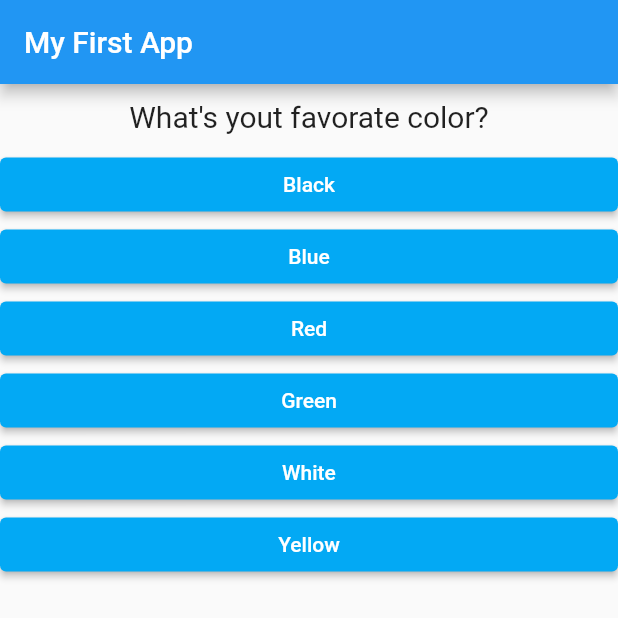
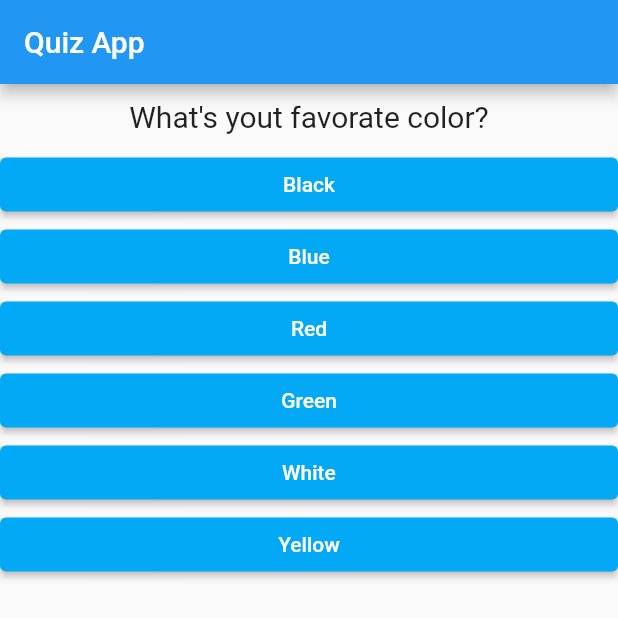
Before and after one commit to imobasshir/flutter_start, a Flutter app: the screen it shows after launch, on a phone screen of 412 x 824 dp, the top half of it. Run offline on Flutter 3.47's test engine with Material 2 defaults, Android fonts, the phone set to English and light mode, and no system bars.

Commit message:
quiz app

```diff
--- a/lib/main.dart
+++ b/lib/main.dart
@@ -79,7 +79,7 @@ class _MyAppState extends State<MyApp> {
     return MaterialApp(
       home: Scaffold(
         appBar: AppBar(
-          title: Text('My First App'),
+          title: Text('Quiz App'),
         ),
         body: _questionIndex < _questions.length
             ? Quiz(
```
